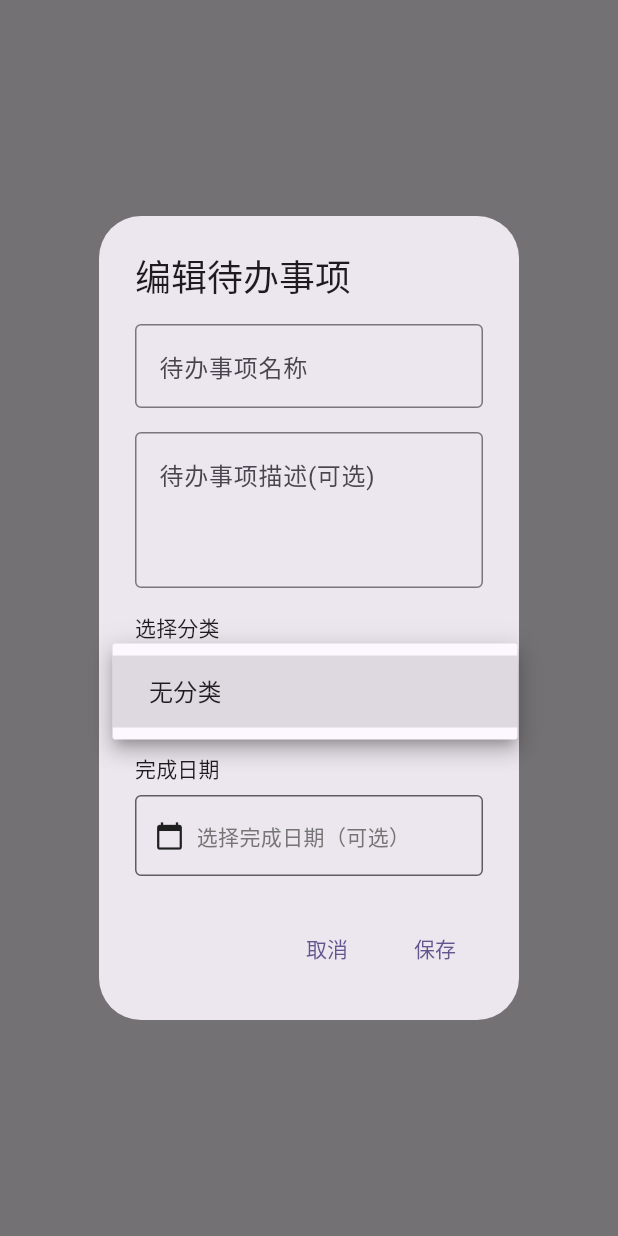
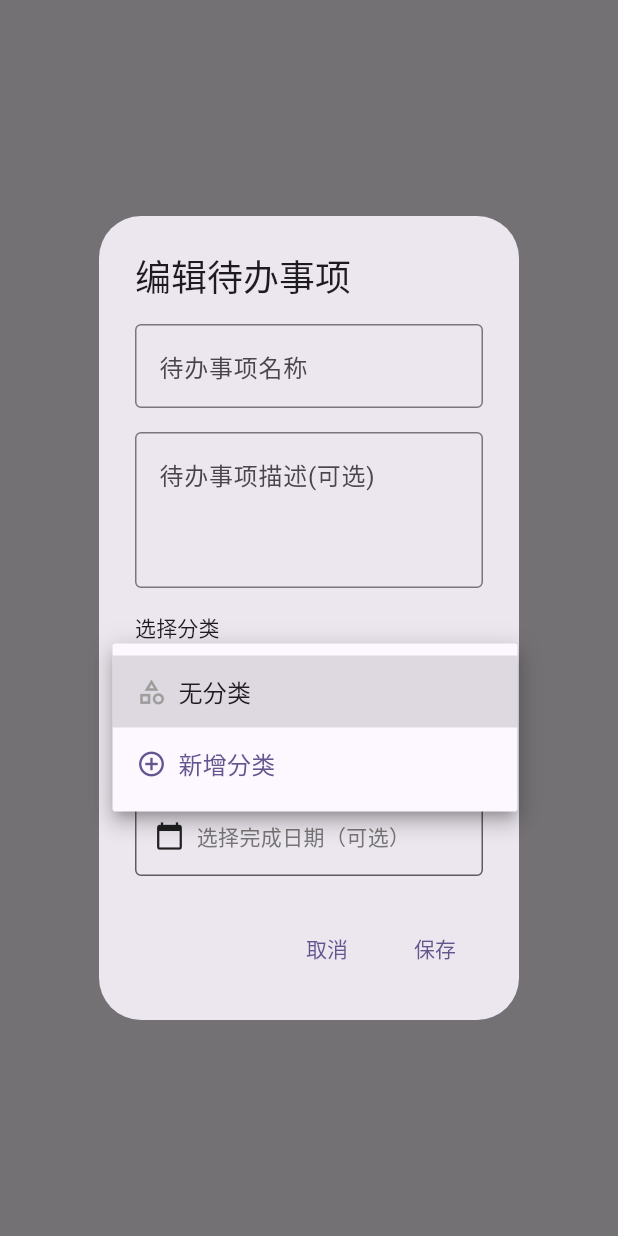
Before and after one commit to hazuki-keatsu/todo_aeo_client, a Flutter app: what showTodoDialog() shows on an empty page, opened directly with empty values, after a tap on "无分类", on a phone screen of 412 x 824 dp. Run offline on Flutter 3.47's test engine with Material 3 defaults, Android fonts, the phone set to English and light mode, and no system bars; our stand-ins replace dynamic_color, material_color_utilities, package_info_plus, responsive_sizer, sqflite; accounts and stored records are empty.

Commit message:
fix(show_dialog, shared_end_drawer): 优化体验，修复已知问题
- 新增 showTodoDialog 新增分类功能
- 修复 SharedEndDrawer 分类删除后未及时更新

```diff
--- a/lib/functions/show_dialog.dart
+++ b/lib/functions/show_dialog.dart
@@ -34,7 +34,6 @@ class ShowDialog {
 
     // 保存主页面的context
     final scaffoldContext = context;
-    final categories = provider.categories ?? [];
 
     return showDialog<void>(
       context: context,
@@ -82,26 +81,45 @@ class ShowDialog {
                     Container(
                       width: double.infinity,
                       decoration: BoxDecoration(
-                        border: Border.all(color: Theme.of(context).hintColor),
+                        border: Border.all(
+                          color: Theme.of(context).dividerColor,
+                        ),
                         borderRadius: BorderRadius.circular(4),
                       ),
-                      child: DropdownButton<int?>(
+                      // TODO: 修复DropdownMenuItem对不齐的问题
+                      child: DropdownButtonFormField<int?>(
                         value: selectedCategoryId,
-                        hint: Text('  选择分类（可选）'),
+                        decoration: InputDecoration(
+                          hintText: '选择分类（可选）',
+                          border: InputBorder.none,
+                          contentPadding: EdgeInsets.symmetric(
+                            horizontal: 16,
+                            vertical: 12,
+                          ),
+                        ),
                         isExpanded: true,
-                        underline: SizedBox(),
+                        icon: Icon(Icons.arrow_drop_down),
                         items: [
                           DropdownMenuItem<int?>(
                             value: null,
-                            child: Text('  无分类'),
+                            child: Row(
+                              children: [
+                                Icon(
+                                  Icons.category_outlined,
+                                  color: Colors.grey,
+                                  size: 20,
                                 ),
-                          if (categories.isNotEmpty)
-                            ...categories.map((category) {
+                                SizedBox(width: 8),
+                                Text('无分类'),
+                              ],
+                            ),
+                          ),
+                          // 添加现有分类
+                          ...provider.categories?.map((category) {
                                 return DropdownMenuItem<int?>(
                                   value: category.id,
                                   child: Row(
                                     children: [
-                                    SizedBox(width: 8),
                                       Container(
                                         width: 16,
                                         height: 16,
@@ -118,12 +136,54 @@ class ShowDialog {
                                     ],
                                   ),
                                 );
-                            }),
+                              }) ??
+                              [],
+                          // 添加新分类选项
+                          DropdownMenuItem<int?>(
+                            value: -1,
+                            child: Row(
+                              children: [
+                                Icon(
+                                  Icons.add_circle_outline,
+                                  color: Theme.of(context).colorScheme.primary,
+                                  size: 20,
+                                ),
+                                SizedBox(width: 8),
+                                Text(
+                                  '新增分类',
+                                  style: TextStyle(
+                                    color: Theme.of(
+                                      context,
+                                    ).colorScheme.primary,
+                                  ),
+                                ),
                               ],
-                        onChanged: (value) {
+                            ),
+                          ),
+                        ],
+                        onChanged: (value) async {
+                          if (value == -1) {
+                            // 用户选择了新增分类，显示新增分类对话框
+                            final result = await showCategoryDialog(context);
+                            // 如果成功创建了新分类，获取最新创建的分类ID并选中它
+                            if (result == true) {
+                              // 等待下一帧再更新状态，确保 provider 的分类列表已更新
+                              WidgetsBinding.instance.addPostFrameCallback((_) {
+                                if (provider.categories != null &&
+                                    provider.categories!.isNotEmpty) {
+                                  final latestCategory =
+                                      provider.categories!.last;
+                                  setState(() {
+                                    selectedCategoryId = latestCategory.id;
+                                  });
+                                }
+                              });
+                            }
+                          } else {
                             setState(() {
                               selectedCategoryId = value;
                             });
+                          }
                         },
                       ),
                     ),
@@ -263,7 +323,7 @@ class ShowDialog {
     );
   }
 
-  static Future<void> showCategoryDialog(
+  static Future<bool> showCategoryDialog(
     BuildContext context, {
     int? categoryId,
   }) async {
@@ -301,7 +361,7 @@ class ShowDialog {
 
     final dialogContext = context;
 
-    return showDialog<void>(
+    final result = await showDialog<bool>(
       context: context,
       builder: (BuildContext context) {
         return StatefulBuilder(
@@ -367,7 +427,7 @@ class ShowDialog {
                 TextButton(
                   child: Text('取消'),
                   onPressed: () {
-                    Navigator.pop(context);
+                    Navigator.pop(context, false);
                   },
                 ),
                 TextButton(
@@ -389,7 +449,7 @@ class ShowDialog {
                       });
 
                       if (dialogContext.mounted) {
-                        Navigator.pop(dialogContext);
+                        Navigator.pop(dialogContext, true);
                       }
 
                       if (scaffoldContext.mounted) {
@@ -399,7 +459,7 @@ class ShowDialog {
                       }
                     } catch (e) {
                       if (dialogContext.mounted) {
-                        Navigator.pop(dialogContext);
+                        Navigator.pop(dialogContext, false);
                       }
                       if (scaffoldContext.mounted) {
                         ScaffoldMessenger.of(
@@ -415,6 +475,8 @@ class ShowDialog {
         );
       },
     );
+
+    return result ?? false;
   }
 
   static void showDeleteConfirmDialog(
@@ -512,7 +574,10 @@ class ShowDialog {
     );
   }
 
-  static void showAboutApplicationDialog(BuildContext context, SettingsProvider settingsProvider) {
+  static void showAboutApplicationDialog(
+    BuildContext context,
+    SettingsProvider settingsProvider,
+  ) {
     return showAboutDialog(
       context: context,
       applicationName: 'Todo AEO',
--- a/lib/main.dart
+++ b/lib/main.dart
@@ -4,7 +4,7 @@ import 'package:material_color_utilities/material_color_utilities.dart';
 import 'package:provider/provider.dart';
 import 'package:responsive_sizer/responsive_sizer.dart';
 import 'package:todo_aeo/pages/todo_page.dart';
-import 'package:todo_aeo/tests/database_initializer.dart';
+// import 'package:todo_aeo/tests/database_initializer.dart';
 import 'package:todo_aeo/pages/calendar_page.dart';
 import 'package:todo_aeo/pages/settings_page.dart';
 import 'package:todo_aeo/providers/todo_provider.dart';
--- a/lib/widgets/month_calendar.dart
+++ b/lib/widgets/month_calendar.dart
@@ -154,7 +154,6 @@ class _MonthCalendarState extends State<MonthCalendar> {
         widget.selectedDateColor ?? Theme.of(context).primaryColor;
     final Color todayHighlightColor =
         widget.todayColor ?? Theme.of(context).colorScheme.secondary;
-    final Color markedColor = widget.markedDateColor ?? Colors.red;
 
     // 根据屏幕方向调整宽高比
     final double aspectRatio = 12 / 13;
--- a/lib/widgets/week_calendar.dart
+++ b/lib/widgets/week_calendar.dart
@@ -124,7 +124,6 @@ class _WeekCalendarState extends State<WeekCalendar> {
         widget.selectedDateColor ?? Theme.of(context).primaryColor;
     final Color todayHighlightColor =
         widget.todayColor ?? Theme.of(context).colorScheme.secondary;
-    final Color markedColor = widget.markedDateColor ?? Colors.red;
 
     return Padding(
       padding: EdgeInsets.zero,
```
Also changed, not shown: lib/widgets/shared_end_drawer.dart (+15 -6 lines). Lines whose indentation alone changed are shown as unchanged.
